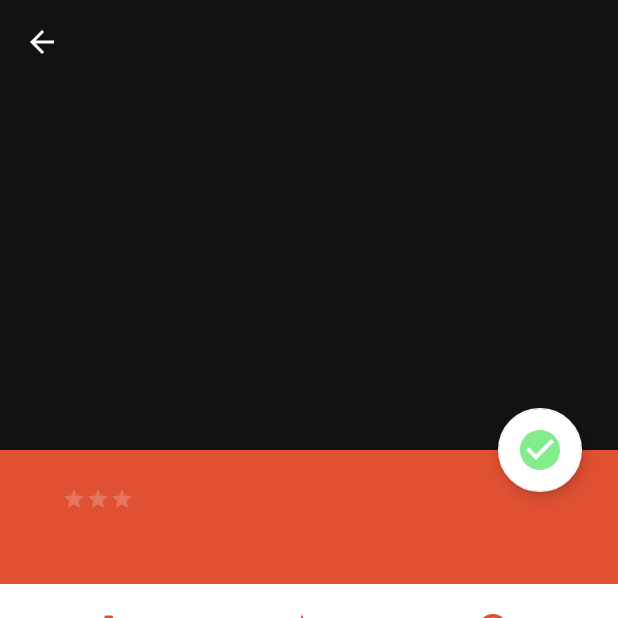
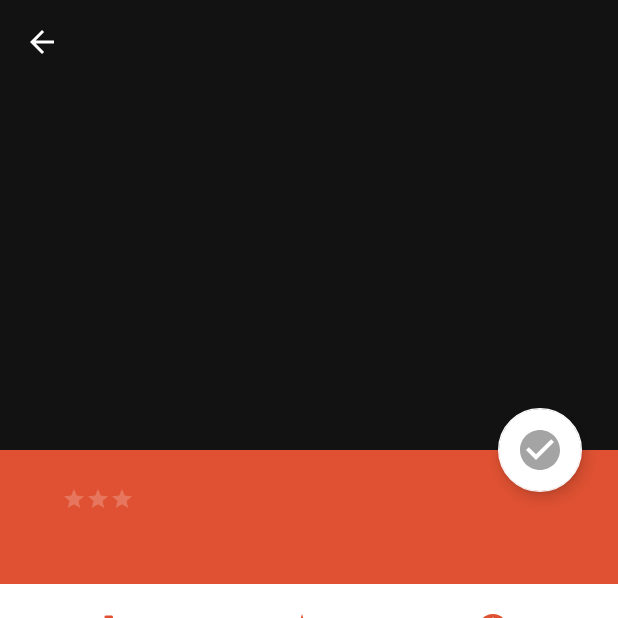
Before and after one commit to AnneLinger/Go4Lunch, an Android app: the PlaceDetailsActivity screen opened directly, with no data from a screen before it, on a phone screen of 412 x 824 dp, the top half of it. Run offline under Robolectric (Android 15) with nearby library versions, the phone set to English and light mode, and no system bars; our stand-ins replace Dagger/Hilt's generated code, Firebase (no records; nobody signed in at launch, a user with empty details on screens opened directly); pictures from the network do not load; 6 statements that could not run were skipped.

Commit message:
Manage the booking FAB in place details

```diff
--- a/app/src/main/java/viewmodel/BookingViewModel.java
+++ b/app/src/main/java/viewmodel/BookingViewModel.java
@@ -6,6 +6,8 @@ import androidx.lifecycle.ViewModel;
 import com.google.firebase.auth.FirebaseUser;
 
 import java.util.List;
+
+import javax.inject.Inject;
 
 import dagger.hilt.android.lifecycle.HiltViewModel;
 import model.Booking;
@@ -22,11 +24,14 @@ public class BookingViewModel extends ViewModel {
     private final BookingRepositoryImpl mBookingRepositoryImpl;
 
     //Constructor
+    @Inject
     public BookingViewModel(BookingRepositoryImpl bookingRepositoryImpl) {
         mBookingRepositoryImpl = bookingRepositoryImpl;
     }
 
     public LiveData<List<Booking>> getBookingListLiveData() {
+        mBookingRepositoryImpl.instanceFirestore();
+        mBookingRepositoryImpl.getBookingListFromFirestore();
         return mBookingRepositoryImpl.getBookingListLiveData();
     }
 
--- /dev/null
+++ b/app/src/main/res/drawable/check_circle_grey.xml
@@ -0,0 +1,5 @@
+<vector android:height="48dp" android:tint="@color/grey"
+    android:viewportHeight="24" android:viewportWidth="24"
+    android:width="48dp" xmlns:android="http://schemas.android.com/apk/res/android">
+    <path android:fillColor="@android:color/white" android:pathData="M12,2C6.48,2 2,6.48 2,12s4.48,10 10,10 10,-4.48 10,-10S17.52,2 12,2zM10,17l-5,-5 1.41,-1.41L10,14.17l7.59,-7.59L19,8l-9,9z"/>
+</vector>
--- a/app/src/main/res/layout-v23/activity_place_details.xml
+++ b/app/src/main/res/layout-v23/activity_place_details.xml
@@ -161,7 +161,7 @@
         android:layout_height="wrap_content"
         android:layout_marginEnd="24dp"
         app:maxImageSize="32dp"
-        app:srcCompat="@drawable/ic_baseline_check_circle_24"
+        app:srcCompat="@drawable/check_circle_grey"
         app:backgroundTint="@color/white"
         app:tint="@null"
         app:layout_constraintEnd_toEndOf="parent"
--- a/app/src/main/res/layout/activity_place_details.xml
+++ b/app/src/main/res/layout/activity_place_details.xml
@@ -161,7 +161,7 @@
         android:layout_height="wrap_content"
         android:layout_marginEnd="24dp"
         app:maxImageSize="32dp"
-        app:srcCompat="@drawable/ic_baseline_check_circle_24"
+        app:srcCompat="@drawable/check_circle_grey"
         app:backgroundTint="@color/white"
         app:tint="@null"
         app:layout_constraintEnd_toEndOf="parent"
--- a/app/src/main/res/values/strings.xml
+++ b/app/src/main/res/values/strings.xml
@@ -78,4 +78,5 @@
     <string name="closed">Closed</string>
     <string name="phone_number_unknown">Phone number unknown for this place</string>
     <string name="unknown_website">Website unknown for this place</string>
+    <string name="booking_done">Booking done for this place !</string>
 </resources>
```
Also changed, not shown: app/src/main/java/repositories/BookingRepositoryImpl.java (+12 -3 lines), app/src/main/java/ui/activities/PlaceDetailsActivity.java (+54 -1 lines).
